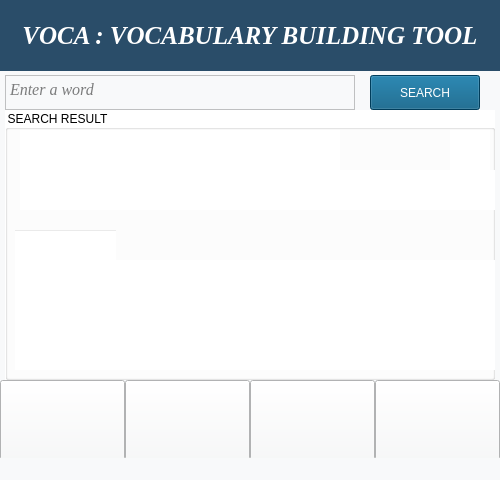
Qt form dict.ui (Kartik1801/VocaVBT) before a commit.
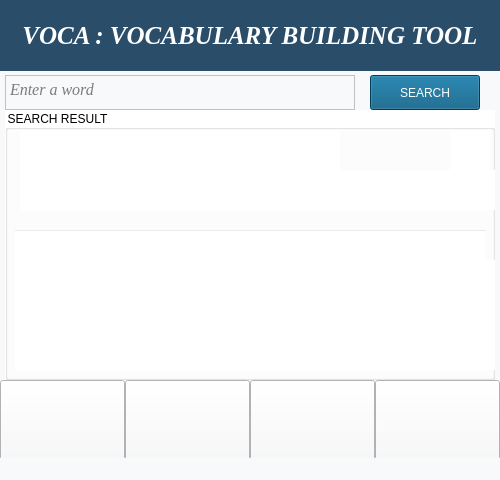
The same form after that commit. Icons and pictures are not drawn.

```diff
--- a/dict.ui
+++ b/dict.ui
@@ -340,7 +340,7 @@
       <rect>
        <x>10</x>
        <y>120</y>
-       <width>101</width>
+       <width>471</width>
        <height>30</height>
       </rect>
      </property>
```
